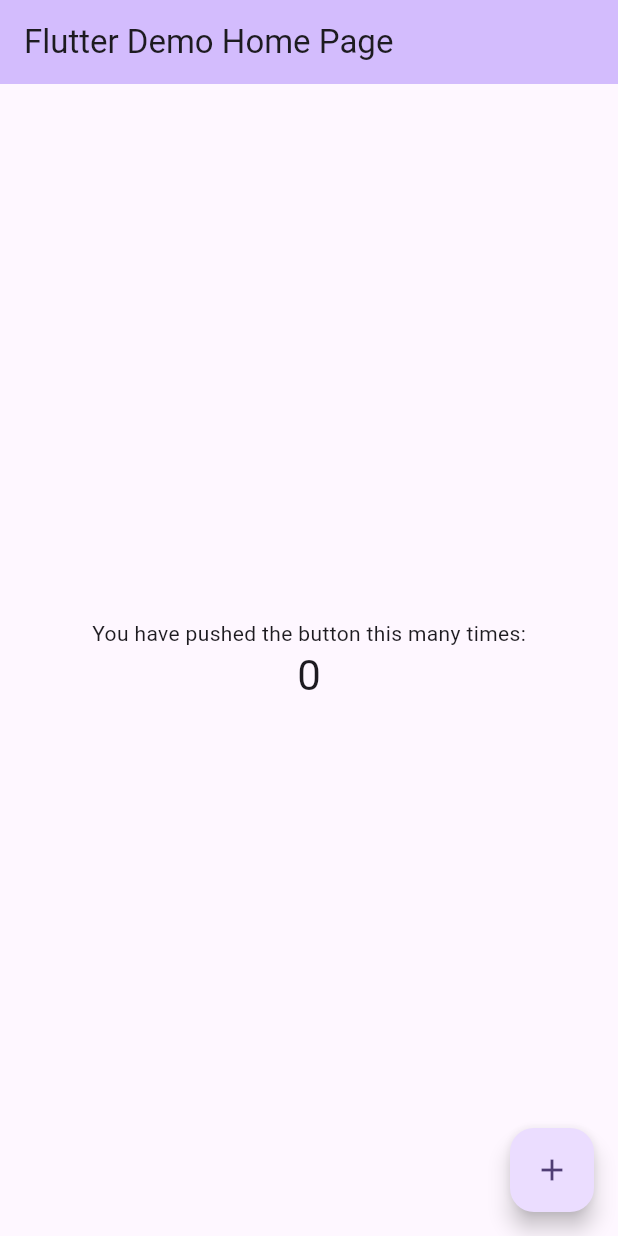
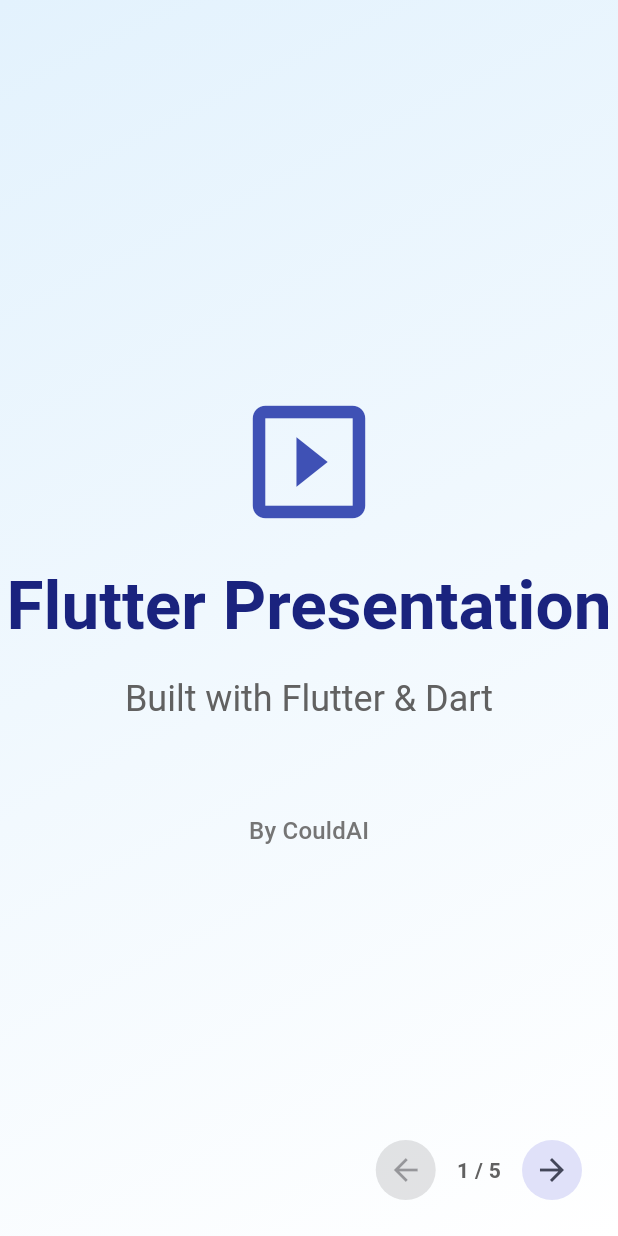
Before and after one commit to could-ai/019ca3d0-fad8-7cb8-ae0b-c2745e2d4159, a Flutter app: the screen it shows after launch, on a phone screen of 412 x 824 dp. Run offline on Flutter 3.47's test engine with Material 3 defaults, Android fonts, the phone set to English and light mode, and no system bars.

Commit message:
Update main.dart to point to the new PresentationApp widget.; Create a complete Presentation App with slide navigation, keyboard support, and multiple slide templates (Title, Content, Image, Code).

```diff
--- a/usr/lib/main.dart
+++ b/usr/lib/main.dart
@@ -1,4 +1,5 @@
 import 'package:flutter/material.dart';
+import 'package:couldai_user_app/presentation_app.dart';
 
 void main() {
   runApp(const MyApp());
@@ -7,117 +8,19 @@ void main() {
 class MyApp extends StatelessWidget {
   const MyApp({super.key});
 
-  // This widget is the root of your application.
   @override
   Widget build(BuildContext context) {
     return MaterialApp(
-      title: 'Flutter Demo',
+      title: 'Flutter Presentation',
       debugShowCheckedModeBanner: false,
       theme: ThemeData(
-        // This is the theme of your application.
-        //
-        // TRY THIS: Try running your application with "flutter run". You'll see
-        // the application has a purple toolbar. Then, without quitting the app,
-        // try changing the seedColor in the colorScheme below to Colors.green
-        // and then invoke "hot reload" (save your changes or press the "hot
-        // reload" button in a Flutter-supported IDE, or press "r" if you used
-        // the command line to start the app).
-        //
-        // Notice that the counter didn't reset back to zero; the application
-        // state is not lost during the reload. To reset the state, use hot
-        // restart instead.
-        //
-        // This works for code too, not just values: Most code changes can be
-        // tested with just a hot reload.
-        colorScheme: ColorScheme.fromSeed(seedColor: Colors.deepPurple),
+        colorScheme: ColorScheme.fromSeed(seedColor: Colors.indigo),
+        useMaterial3: true,
       ),
       initialRoute: '/',
       routes: {
-        '/': (context) => const MyHomePage(title: 'Flutter Demo Home Page'),
+        '/': (context) => const PresentationApp(),
       },
     );
   }
 }
-
-class MyHomePage extends StatefulWidget {
-  const MyHomePage({super.key, required this.title});
-
-  // This widget is the home page of your application. It is stateful, meaning
-  // that it has a State object (defined below) that contains fields that affect
-  // how it looks.
-
-  // This class is the configuration for the state. It holds the values (in this
-  // case the title) provided by the parent (in this case the App widget) and
-  // used by the build method of the State. Fields in a Widget subclass are
-  // always marked "final".
-
-  final String title;
-
-  @override
-  State<MyHomePage> createState() => _MyHomePageState();
-}
-
-class _MyHomePageState extends State<MyHomePage> {
-  int _counter = 0;
-
-  void _incrementCounter() {
-    setState(() {
-      // This call to setState tells the Flutter framework that something has
-      // changed in this State, which causes it to rerun the build method below
-      // so that the display can reflect the updated values. If we changed
-      // _counter without calling setState(), then the build method would not be
-      // called again, and so nothing would appear to happen.
-      _counter++;
-    });
-  }
-
-  @override
-  Widget build(BuildContext context) {
-    // This method is rerun every time setState is called, for instance as done
-    // by the _incrementCounter method above.
-    //
-    // The Flutter framework has been optimized to make rerunning build methods
-    // fast, so that you can just rebuild anything that needs updating rather
-    // than having to individually change instances of widgets.
-    return Scaffold(
-      appBar: AppBar(
-        // TRY THIS: Try changing the color here to a specific color (to
-        // Colors.amber, perhaps?) and trigger a hot reload to see the AppBar
-        // change color while the other colors stay the same.
-        backgroundColor: Theme.of(context).colorScheme.inversePrimary,
-        // Here we take the value from the MyHomePage object that was created by
-        // the App.build method, and use it to set our appbar title.
-        title: Text(widget.title),
-      ),
-      body: Center(
-        // Center is a layout widget. It takes a single child and positions it
-        // in the middle of the parent.
-        child: Column(
-          // Column is also a layout widget. It takes a list of children and
-          // arranges them vertically. By default, it sizes itself to fit its
-          // children horizontally, and tries to be as tall as its parent.
-          //
-          // Column has various properties to control how it sizes itself and
-          // how it positions its children. Here we use mainAxisAlignment to
-          // center the children vertically; the main axis here is the vertical
-          // axis because Columns are vertical (the cross axis would be
-          // horizontal).
-          //
-          // TRY THIS: Invoke "debug painting" (choose the "Toggle Debug Paint"
-          // action in the IDE, or press "p" in the console), to see the
-          // wireframe for each widget.
-          mainAxisAlignment: MainAxisAlignment.center,
-          children: <Widget>[
-            const Text('You have pushed the button this many times:'),
-            Text('$_counter', style: Theme.of(context).textTheme.headlineMedium),
-          ],
-        ),
-      ),
-      floatingActionButton: FloatingActionButton(
-        onPressed: _incrementCounter,
-        tooltip: 'Increment',
-        child: const Icon(Icons.add),
-      ), // This trailing comma makes auto-formatting nicer for build methods.
-    );
-  }
-}
--- /dev/null
+++ b/usr/lib/presentation_app.dart
@@ -0,0 +1,376 @@
+import 'package:flutter/material.dart';
+import 'package:flutter/services.dart';
+
+class PresentationApp extends StatefulWidget {
+  const PresentationApp({super.key});
+
+  @override
+  State<PresentationApp> createState() => _PresentationAppState();
+}
+
+class _PresentationAppState extends State<PresentationApp> {
+  final PageController _pageController = PageController();
+  int _currentPage = 0;
+
+  // Define your slides here
+  final List<Widget> _slides = [
+    const TitleSlide(
+      title: "Flutter Presentation",
+      subtitle: "Built with Flutter & Dart",
+      author: "By CouldAI",
+    ),
+    const ContentSlide(
+      title: "What is this?",
+      points: [
+        "A fully functional presentation app",
+        "Built entirely in Flutter",
+        "Runs on Web, Mobile, and Desktop",
+        "Customizable slides and transitions",
+      ],
+    ),
+    const ImageSlide(
+      title: "Cross Platform Power",
+      icon: Icons.devices,
+      description: "Write once, run everywhere. Deploy to iOS, Android, Web, Windows, macOS, and Linux from a single codebase.",
+    ),
+    const CodeSlide(
+      title: "Simple Code Structure",
+      codeSnippet: """
+void main() {
+  runApp(const MyApp());
+}
+
+// Everything is a Widget
+class Slide extends StatelessWidget {
+  ...
+}
+""",
+    ),
+    const TitleSlide(
+      title: "Thank You",
+      subtitle: "Any Questions?",
+      author: "Build beautiful apps today.",
+      isEnd: true,
+    ),
+  ];
+
+  @override
+  void dispose() {
+    _pageController.dispose();
+    super.dispose();
+  }
+
+  void _nextSlide() {
+    if (_currentPage < _slides.length - 1) {
+      _pageController.nextPage(
+        duration: const Duration(milliseconds: 500),
+        curve: Curves.easeInOutCubic,
+      );
+    }
+  }
+
+  void _previousSlide() {
+    if (_currentPage > 0) {
+      _pageController.previousPage(
+        duration: const Duration(milliseconds: 500),
+        curve: Curves.easeInOutCubic,
+      );
+    }
+  }
+
+  void _handleKeyEvent(RawKeyEvent event) {
+    if (event is RawKeyDownEvent) {
+      if (event.logicalKey == LogicalKeyboardKey.arrowRight ||
+          event.logicalKey == LogicalKeyboardKey.space ||
+          event.logicalKey == LogicalKeyboardKey.enter) {
+        _nextSlide();
+      } else if (event.logicalKey == LogicalKeyboardKey.arrowLeft) {
+        _previousSlide();
+      }
+    }
+  }
+
+  @override
+  Widget build(BuildContext context) {
+    return Scaffold(
+      body: RawKeyboardListener(
+        focusNode: FocusNode()..requestFocus(),
+        onKey: _handleKeyEvent,
+        child: Stack(
+          children: [
+            // Main Slide View
+            PageView(
+              controller: _pageController,
+              onPageChanged: (int page) {
+                setState(() {
+                  _currentPage = page;
+                });
+              },
+              children: _slides,
+            ),
+
+            // Navigation Controls (Overlay)
+            Positioned(
+              bottom: 20,
+              right: 20,
+              child: Row(
+                children: [
+                  IconButton.filledTonal(
+                    onPressed: _currentPage > 0 ? _previousSlide : null,
+                    icon: const Icon(Icons.arrow_back),
+                    tooltip: "Previous",
+                  ),
+                  const SizedBox(width: 10),
+                  Text(
+                    "${_currentPage + 1} / ${_slides.length}",
+                    style: Theme.of(context).textTheme.bodyMedium?.copyWith(
+                      fontWeight: FontWeight.bold,
+                      color: Colors.grey[700],
+                    ),
+                  ),
+                  const SizedBox(width: 10),
+                  IconButton.filledTonal(
+                    onPressed: _currentPage < _slides.length - 1 ? _nextSlide : null,
+                    icon: const Icon(Icons.arrow_forward),
+                    tooltip: "Next",
+                  ),
+                ],
+              ),
+            ),
+          ],
+        ),
+      ),
+    );
+  }
+}
+
+// --- Slide Templates ---
+
+class TitleSlide extends StatelessWidget {
+  final String title;
+  final String subtitle;
+  final String author;
+  final bool isEnd;
+
+  const TitleSlide({
+    super.key,
+    required this.title,
+    required this.subtitle,
+    required this.author,
+    this.isEnd = false,
+  });
+
+  @override
+  Widget build(BuildContext context) {
+    return Container(
+      decoration: BoxDecoration(
+        gradient: LinearGradient(
+          begin: Alignment.topLeft,
+          end: Alignment.bottomRight,
+          colors: isEnd
+              ? [Colors.indigo.shade900, Colors.blue.shade800]
+              : [Colors.blue.shade50, Colors.white],
+        ),
+      ),
+      child: Center(
+        child: Column(
+          mainAxisAlignment: MainAxisAlignment.center,
+          children: [
+            Icon(
+              Icons.slideshow,
+              size: 100,
+              color: isEnd ? Colors.white70 : Colors.indigo,
+            ),
+            const SizedBox(height: 20),
+            Text(
+              title,
+              style: Theme.of(context).textTheme.displayMedium?.copyWith(
+                fontWeight: FontWeight.bold,
+                color: isEnd ? Colors.white : Colors.indigo.shade900,
+              ),
+              textAlign: TextAlign.center,
+            ),
+            const SizedBox(height: 20),
+            Text(
+              subtitle,
+              style: Theme.of(context).textTheme.headlineSmall?.copyWith(
+                color: isEnd ? Colors.white70 : Colors.grey.shade700,
+              ),
+              textAlign: TextAlign.center,
+            ),
+            const SizedBox(height: 60),
+            Text(
+              author,
+              style: Theme.of(context).textTheme.titleMedium?.copyWith(
+                color: isEnd ? Colors.white54 : Colors.grey.shade600,
+              ),
+            ),
+          ],
+        ),
+      ),
+    );
+  }
+}
+
+class ContentSlide extends StatelessWidget {
+  final String title;
+  final List<String> points;
+
+  const ContentSlide({
+    super.key,
+    required this.title,
+    required this.points,
+  });
+
+  @override
+  Widget build(BuildContext context) {
+    return Padding(
+      padding: const EdgeInsets.all(40.0),
+      child: Column(
+        crossAxisAlignment: CrossAxisAlignment.start,
+        children: [
+          Text(
+            title,
+            style: Theme.of(context).textTheme.displaySmall?.copyWith(
+              color: Colors.indigo,
+              fontWeight: FontWeight.bold,
+            ),
+          ),
+          const Divider(thickness: 2),
+          const SizedBox(height: 40),
+          Expanded(
+            child: ListView.builder(
+              itemCount: points.length,
+              itemBuilder: (context, index) {
+                return Padding(
+                  padding: const EdgeInsets.symmetric(vertical: 12.0),
+                  child: Row(
+                    crossAxisAlignment: CrossAxisAlignment.start,
+                    children: [
+                      const Icon(Icons.circle, size: 12, color: Colors.indigo),
+                      const SizedBox(width: 16),
+                      Expanded(
+                        child: Text(
+                          points[index],
+                          style: Theme.of(context).textTheme.headlineSmall,
+                        ),
+                      ),
+                    ],
+                  ),
+                );
+              },
+            ),
+          ),
+        ],
+      ),
+    );
+  }
+}
+
+class ImageSlide extends StatelessWidget {
+  final String title;
+  final IconData icon;
+  final String description;
+
+  const ImageSlide({
+    super.key,
+    required this.title,
+    required this.icon,
+    required this.description,
+  });
+
+  @override
+  Widget build(BuildContext context) {
+    return Padding(
+      padding: const EdgeInsets.all(40.0),
+      child: Column(
+        children: [
+          Text(
+            title,
+            style: Theme.of(context).textTheme.displaySmall?.copyWith(
+              color: Colors.indigo,
+              fontWeight: FontWeight.bold,
+            ),
+          ),
+          const SizedBox(height: 40),
+          Expanded(
+            child: Center(
+              child: Container(
+                padding: const EdgeInsets.all(40),
+                decoration: BoxDecoration(
+                  color: Colors.indigo.shade50,
+                  borderRadius: BorderRadius.circular(20),
+                  border: Border.all(color: Colors.indigo.shade100),
+                ),
+                child: Column(
+                  mainAxisSize: MainAxisSize.min,
+                  children: [
+                    Icon(icon, size: 150, color: Colors.indigo),
+                    const SizedBox(height: 30),
+                    Text(
+                      description,
+                      style: Theme.of(context).textTheme.headlineSmall,
+                      textAlign: TextAlign.center,
+                    ),
+                  ],
+                ),
+              ),
+            ),
+          ),
+        ],
+      ),
+    );
+  }
+}
+
+class CodeSlide extends StatelessWidget {
+  final String title;
+  final String codeSnippet;
+
+  const CodeSlide({
+    super.key,
+    required this.title,
+    required this.codeSnippet,
+  });
+
+  @override
+  Widget build(BuildContext context) {
+    return Padding(
+      padding: const EdgeInsets.all(40.0),
+      child: Column(
+        crossAxisAlignment: CrossAxisAlignment.start,
+        children: [
+          Text(
+            title,
+            style: Theme.of(context).textTheme.displaySmall?.copyWith(
+              color: Colors.indigo,
+              fontWeight: FontWeight.bold,
+            ),
+          ),
+          const SizedBox(height: 20),
+          Expanded(
+            child: Container(
+              width: double.infinity,
+              padding: const EdgeInsets.all(24),
+              decoration: BoxDecoration(
+                color: const Color(0xFF1E1E1E),
+                borderRadius: BorderRadius.circular(12),
+              ),
+              child: SingleChildScrollView(
+                child: Text(
+                  codeSnippet,
+                  style: const TextStyle(
+                    fontFamily: 'Courier',
+                    fontSize: 20,
+                    color: Color(0xFFD4D4D4),
+                    height: 1.5,
+                  ),
+                ),
+              ),
+            ),
+          ),
+        ],
+      ),
+    );
+  }
+}
```
